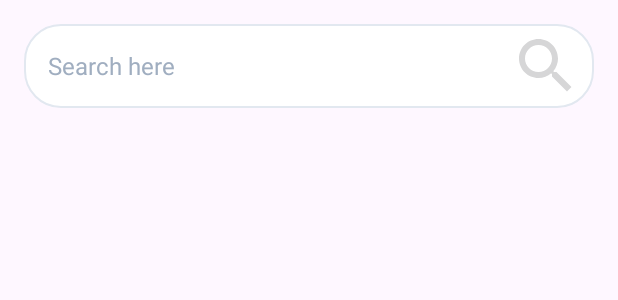
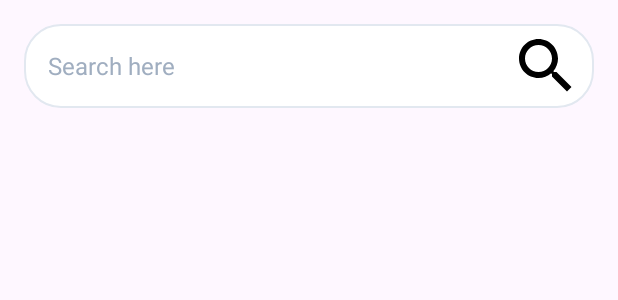
Before and after one commit to vinaygupta17g/News-App, an Android app: the layout activity_main.xml on its own in the app's theme, with its tools: preview values and no code run, on a phone screen of 412 x 824 dp. Shown: the top 300 px of the screen. Run offline under Robolectric (Android 15) with nearby library versions, the phone set to English and light mode, and no system bars; network calls fail.

Commit message:
24-06-2025

```diff
--- a/app/src/main/res/layout/activity_main.xml
+++ b/app/src/main/res/layout/activity_main.xml
@@ -39,8 +39,7 @@
             android:src="@drawable/ic_search"
             android:layout_marginStart="8dp"
             android:layout_marginEnd="4dp"
-            android:contentDescription="@string/search"
-            android:tint="@color/primary_color"/>
+            app:tint="@color/black"/>
     </LinearLayout>
 
     <androidx.recyclerview.widget.RecyclerView
```
